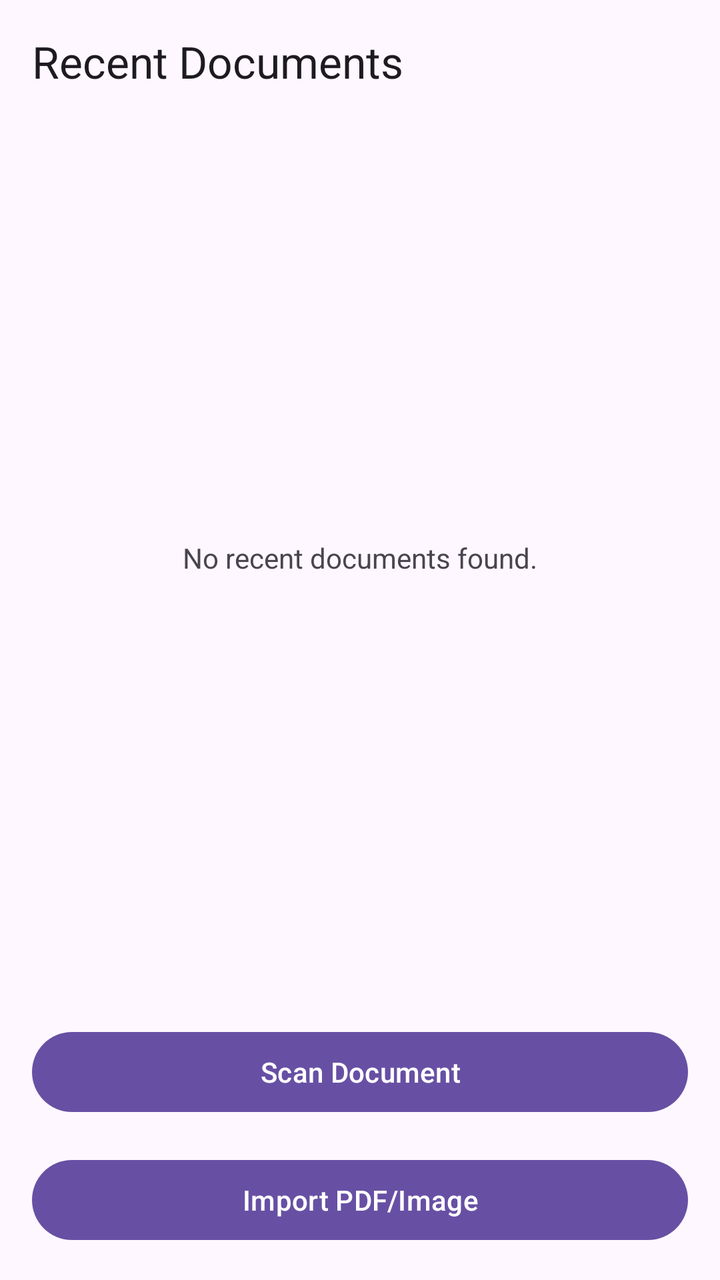
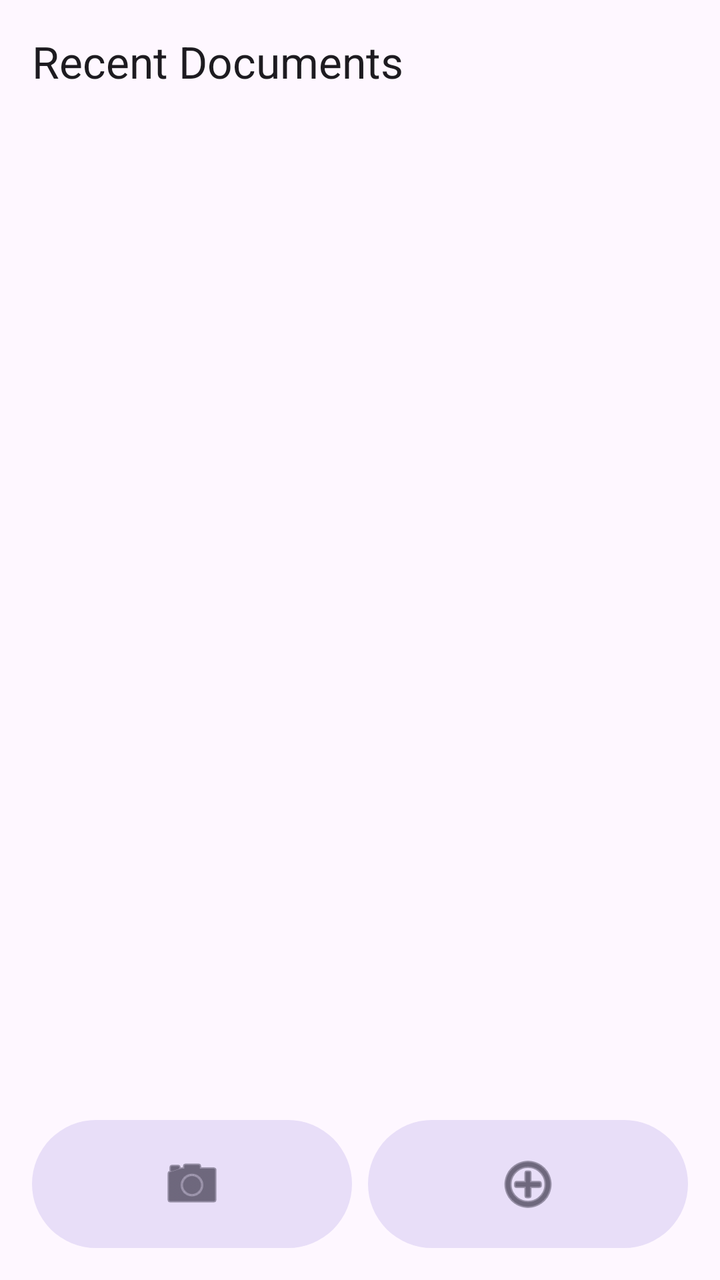

Before-and-after screenshots of an Android layout around one commit, followed by the original layout XML and the change that was made.
<!-- AndroidManifest.xml: application theme Theme.DocumentsApp -->
<!-- res/layout/fragment_home.xml -->
<?xml version="1.0" encoding="utf-8"?>
<androidx.constraintlayout.widget.ConstraintLayout xmlns:android="http://schemas.android.com/apk/res/android"
    xmlns:app="http://schemas.android.com/apk/res-auto"
    xmlns:tools="http://schemas.android.com/tools"
    android:layout_width="match_parent"
    android:layout_height="match_parent"
    tools:context=".HomeFragment">

    <TextView
        android:id="@+id/text_recent_title"
        android:layout_width="wrap_content"
        android:layout_height="wrap_content"
        android:layout_marginTop="16dp"
        android:layout_marginStart="16dp"
        android:text="@string/recent_documents"
        android:textAppearance="@style/TextAppearance.Material3.TitleLarge"
        app:layout_constraintStart_toStartOf="parent"
        app:layout_constraintTop_toTopOf="parent" />

    <TextView
        android:id="@+id/text_no_docs"
        android:layout_width="wrap_content"
        android:layout_height="wrap_content"
        android:text="@string/no_recent_documents"
        app:layout_constraintBottom_toTopOf="@+id/button_scan"
        app:layout_constraintEnd_toEndOf="parent"
        app:layout_constraintStart_toStartOf="parent"
        app:layout_constraintTop_toBottomOf="@id/text_recent_title" />

    <Button
        android:id="@+id/button_scan"
        android:layout_width="0dp"
        android:layout_height="wrap_content"
        android:layout_margin="16dp"
        android:text="@string/action_scan"
        app:layout_constraintBottom_toTopOf="@+id/button_import"
        app:layout_constraintEnd_toEndOf="parent"
        app:layout_constraintStart_toStartOf="parent" />

    <Button
        android:id="@+id/button_import"
        android:layout_width="0dp"
        android:layout_height="wrap_content"
        android:layout_margin="16dp"
        android:text="@string/action_import"
        app:layout_constraintBottom_toBottomOf="parent"
        app:layout_constraintEnd_toEndOf="parent"
        app:layout_constraintStart_toStartOf="parent" />

</androidx.constraintlayout.widget.ConstraintLayout>
<!-- resources referenced by this layout -->
<resources>
  <string name="action_import">Import PDF/Image</string>
  <string name="action_scan">Scan Document</string>
  <string name="no_recent_documents">No recent documents found.</string>
  <string name="recent_documents">Recent Documents</string>
  <style name="Theme.DocumentsApp" parent="Theme.MaterialComponents.DayNight.DarkActionBar">
          
          <item name="colorPrimary">@color/purple_500</item>
          <item name="colorPrimaryVariant">@color/purple_700</item>
          <item name="colorOnPrimary">@color/white</item>
          
          <item name="colorSecondary">@color/teal_200</item>
          <item name="colorSecondaryVariant">@color/teal_700</item>
          <item name="colorOnSecondary">@color/black</item>
          
          <item name="android:statusBarColor">?attr/colorPrimaryVariant</item>
          
      </style>
  <color name="purple_500">#FF6200EE</color>
  <color name="purple_700">#FF3700B3</color>
  <color name="white">#FFFFFFFF</color>
  <color name="teal_200">#FF03DAC5</color>
  <color name="teal_700">#FF018786</color>
  <color name="black">#FF000000</color>
</resources>

<!-- the commit's change to res/layout/fragment_home.xml (unified diff, before → after) -->
@@ -17,34 +17,100 @@
         app:layout_constraintStart_toStartOf="parent"
         app:layout_constraintTop_toTopOf="parent" />
 
+    <androidx.recyclerview.widget.RecyclerView
+        android:id="@+id/recycler_recent_docs"
+        android:layout_width="0dp"
+        android:layout_height="0dp"
+        android:layout_marginTop="8dp"
+        app:layout_constraintBottom_toTopOf="@+id/layout_home_actions"
+        app:layout_constraintEnd_toEndOf="parent"
+        app:layout_constraintStart_toStartOf="parent"
+        app:layout_constraintTop_toBottomOf="@id/text_recent_title"
+        tools:listitem="@layout/item_document" />
+
     <TextView
         android:id="@+id/text_no_docs"
         android:layout_width="wrap_content"
         android:layout_height="wrap_content"
         android:text="@string/no_recent_documents"
-        app:layout_constraintBottom_toTopOf="@+id/button_scan"
+        android:visibility="gone"
+        app:layout_constraintBottom_toTopOf="@+id/layout_home_actions"
         app:layout_constraintEnd_toEndOf="parent"
         app:layout_constraintStart_toStartOf="parent"
         app:layout_constraintTop_toBottomOf="@id/text_recent_title" />
 
-    <Button
-        android:id="@+id/button_scan"
-        android:layout_width="0dp"
+    <LinearLayout
+        android:id="@+id/layout_home_actions"
+        android:layout_width="match_parent"
         android:layout_height="wrap_content"
-        android:layout_margin="16dp"
-        android:text="@string/action_scan"
-        app:layout_constraintBottom_toTopOf="@+id/button_import"
-        app:layout_constraintEnd_toEndOf="parent"
-        app:layout_constraintStart_toStartOf="parent" />
-
-    <Button
-        android:id="@+id/button_import"
-        android:layout_width="0dp"
-        android:layout_height="wrap_content"
-        android:layout_margin="16dp"
-        android:text="@string/action_import"
+        android:orientation="horizontal"
+        android:padding="16dp"
         app:layout_constraintBottom_toBottomOf="parent"
         app:layout_constraintEnd_toEndOf="parent"
-        app:layout_constraintStart_toStartOf="parent" />
+        app:layout_constraintStart_toStartOf="parent">
+
+        <com.google.android.material.button.MaterialButton
+            android:id="@+id/button_scan"
+            style="@style/Widget.Material3.Button.TonalButton"
+            android:layout_width="0dp"
+            android:layout_height="64dp"
+            android:layout_weight="1"
+            android:layout_marginEnd="8dp"
+            android:insetLeft="0dp"
+            android:insetTop="0dp"
+            android:insetRight="0dp"
+            android:insetBottom="0dp"
+            app:icon="@android:drawable/ic_menu_camera"
+            app:iconGravity="textStart"
+            app:iconPadding="0dp"
+            app:iconSize="32dp" />
+
+        <com.google.android.material.button.MaterialButton
+            android:id="@+id/button_import"
+            style="@style/Widget.Material3.Button.TonalButton"
+            android:layout_width="0dp"
+            android:layout_height="64dp"
+            android:layout_weight="1"
+            android:insetLeft="0dp"
+            android:insetTop="0dp"
+            android:insetRight="0dp"
+            android:insetBottom="0dp"
+            app:icon="@android:drawable/ic_menu_add"
+            app:iconGravity="textStart"
+            app:iconPadding="0dp"
+            app:iconSize="32dp" />
+    </LinearLayout>
 
 </androidx.constraintlayout.widget.ConstraintLayout>
+<!-- res/layout/item_document.xml (included above) -->
+<?xml version="1.0" encoding="utf-8"?>
+<com.google.android.material.card.MaterialCardView xmlns:android="http://schemas.android.com/apk/res/android"
+    xmlns:app="http://schemas.android.com/apk/res-auto"
+    android:layout_width="match_parent"
+    android:layout_height="wrap_content"
+    android:layout_margin="8dp"
+    app:cardElevation="2dp">
+
+    <LinearLayout
+        android:layout_width="match_parent"
+        android:layout_height="wrap_content"
+        android:orientation="vertical"
+        android:padding="16dp">
+
+        <TextView
+            android:id="@+id/text_doc_name"
+            android:layout_width="match_parent"
+            android:layout_height="wrap_content"
+            android:textAppearance="@style/TextAppearance.Material3.TitleMedium" />
+
+        <TextView
+            android:id="@+id/text_doc_uri"
+            android:layout_width="match_parent"
+            android:layout_height="wrap_content"
+            android:layout_marginTop="4dp"
+            android:textAppearance="@style/TextAppearance.Material3.BodySmall"
+            android:maxLines="1"
+            android:ellipsize="end" />
+
+    </LinearLayout>
+</com.google.android.material.card.MaterialCardView>
<!-- resource entries referenced after the edit -->
@@ -1,10 +1,8 @@
 <!-- resources referenced by this layout -->
 <resources>
-  <string name="action_import">Import PDF/Image</string>
-  <string name="action_scan">Scan Document</string>
   <string name="no_recent_documents">No recent documents found.</string>
   <string name="recent_documents">Recent Documents</string>
-  <style name="Theme.DocumentsApp" parent="Theme.MaterialComponents.DayNight.DarkActionBar">
+  <style name="Theme.DocumentsApp" parent="Base.Theme.DocumentsApp">
           
           <item name="colorPrimary">@color/purple_500</item>
           <item name="colorPrimaryVariant">@color/purple_700</item>
@@ -17,6 +15,10 @@
           <item name="android:statusBarColor">?attr/colorPrimaryVariant</item>
           
       </style>
+  <style name="Base.Theme.DocumentsApp" parent="Theme.Material3.DayNight.NoActionBar">
+          
+          
+      </style>
   <color name="purple_500">#FF6200EE</color>
   <color name="purple_700">#FF3700B3</color>
   <color name="white">#FFFFFFFF</color>
